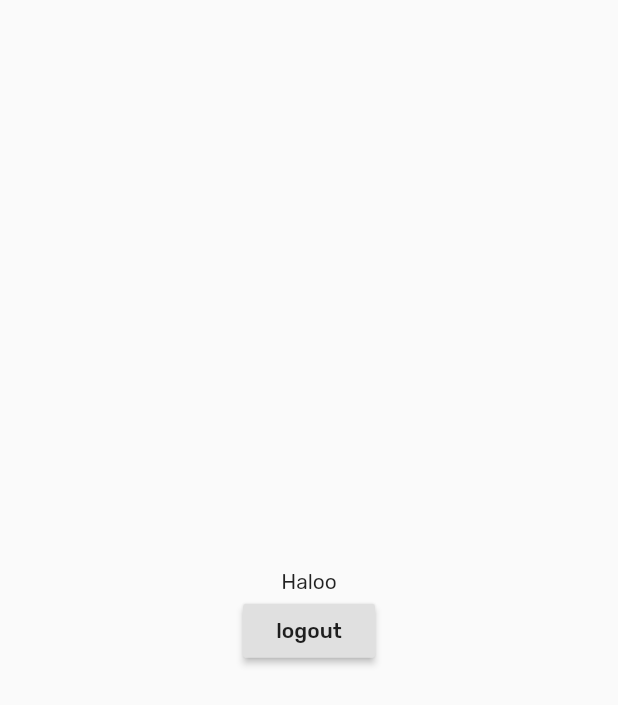
After one commit to hafiyyanabdulaziz/cekos, a Flutter app: the MainPage screen opened directly, on a phone screen of 412 x 824 dp. The commit adds this screen. Shown: the top 705 px of the screen. Run offline on Flutter 3.47's test engine with Material 2 defaults, Android fonts, the phone set to English and light mode, and no system bars; our stand-ins replace carousel_slider, firebase_auth, firebase_core, flutter_signin_button, google_sign_in; accounts and stored records are empty; network calls fail.

Commit message:
Login selesai

```diff
--- a/lib/services/auth_services.dart
+++ /dev/null
@@ -1 +0,0 @@
-part of 'services.dart';
--- a/lib/services/services.dart
+++ b/lib/services/services.dart
@@ -1 +1,5 @@
-part 'auth_services.dart';
+import 'package:firebase_auth/firebase_auth.dart';
+import 'package:firebase_core/firebase_core.dart';
+import 'package:google_sign_in/google_sign_in.dart';
+
+part 'cekos_googlesignin.dart';
--- /dev/null
+++ b/lib/ui/pages/main_page.dart
@@ -0,0 +1,21 @@
+part of 'pages.dart';
+
+class MainPage extends StatelessWidget {
+  @override
+  Widget build(BuildContext context) {
+    return Scaffold(
+      body: Center(
+        child: Column(
+          mainAxisAlignment: MainAxisAlignment.center,
+          children: [
+            Text('Haloo'),
+            RaisedButton(
+              onPressed: CekosGoogleSignIn.signOutGoogle,
+              child: Text('logout'),
+            )
+          ],
+        ),
+      ),
+    );
+  }
+}
--- a/lib/ui/pages/pages.dart
+++ b/lib/ui/pages/pages.dart
@@ -1,5 +1,7 @@
+import 'package:Cekos/services/services.dart';
 import 'package:Cekos/ui/widgets/widgets.dart';
 import 'package:flutter/material.dart';
 import 'package:flutter_signin_button/flutter_signin_button.dart';
 
 part 'signin_page.dart';
+part 'main_page.dart';
--- a/pubspec.yaml
+++ b/pubspec.yaml
@@ -28,11 +28,13 @@ dependencies:
   # The following adds the Cupertino Icons font to your application.
   # Use with the CupertinoIcons class for iOS style icons.
   cupertino_icons: ^0.1.3
-  #firebase_auth: ^0.18.1+1
+  firebase_auth: ^0.18.1+1
   #cloud_firestore: ^0.14.1+2
-  introduction_screen: ^1.0.9
+  #introduction_screen: ^1.0.9
   carousel_slider: ^2.3.1
   flutter_signin_button: ^1.1.0
+  google_sign_in: ^4.5.4
+  firebase_core: ^0.5.0
 
 dev_dependencies:
   flutter_test:
```
Also changed, not shown: lib/services/cekos_googlesignin.dart (added, +27 -0 lines), lib/ui/pages/signin_page.dart (+13 -1 lines), pubspec.lock.
